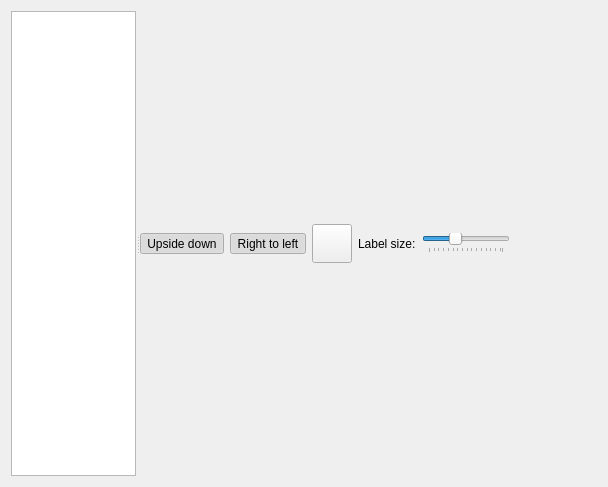
Qt form cct/qtgui/tools/samplepositioncheck/samplepositionchecker.ui (awacha/cct) before a commit.
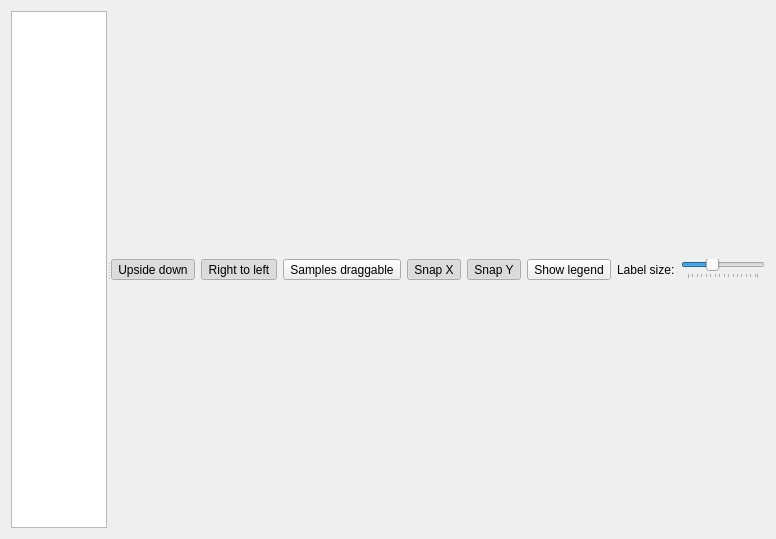
The same form after that commit. Icons and pictures are not drawn.

Commit message: Samples can be moved with the sample position checker UI

The edit to the form file:
```diff
--- a/cct/qtgui/tools/samplepositioncheck/samplepositionchecker.ui
+++ b/cct/qtgui/tools/samplepositioncheck/samplepositionchecker.ui
@@ -6,10 +6,16 @@
    <rect>
     <x>0</x>
     <y>0</y>
-    <width>608</width>
-    <height>487</height>
+    <width>730</width>
+    <height>539</height>
    </rect>
   </property>
+  <property name="sizePolicy">
+   <sizepolicy hsizetype="MinimumExpanding" vsizetype="Preferred">
+    <horstretch>0</horstretch>
+    <verstretch>0</verstretch>
+   </sizepolicy>
+  </property>
   <property name="windowTitle">
    <string>Check sample positions</string>
   </property>
@@ -20,13 +26,19 @@
   <layout class="QVBoxLayout" name="verticalLayout_2">
    <item>
     <widget class="QSplitter" name="splitter">
+     <property name="sizePolicy">
+      <sizepolicy hsizetype="MinimumExpanding" vsizetype="Preferred">
+       <horstretch>0</horstretch>
+       <verstretch>0</verstretch>
+      </sizepolicy>
+     </property>
      <property name="orientation">
       <enum>Qt::Horizontal</enum>
      </property>
      <widget class="QTreeView" name="treeView">
       <property name="sizePolicy">
        <sizepolicy hsizetype="MinimumExpanding" vsizetype="Expanding">
-        <horstretch>0</horstretch>
+        <horstretch>1</horstretch>
         <verstretch>0</verstretch>
        </sizepolicy>
       </property>
@@ -104,6 +116,85 @@
            </property>
           </widget>
          </item>
+         <item>
+          <widget class="QToolButton" name="enableDragSamplesToolButton">
+           <property name="toolTip">
+            <string>Enable changing sample positions by dragging</string>
+           </property>
+           <property name="text">
+            <string>Samples draggable</string>
+           </property>
+           <property name="icon">
+            <iconset resource="../../../resource/icons/icons.qrc">
+             <normaloff>:/icons/lockpositions.svg</normaloff>
+             <normalon>:/icons/unlockpositions.svg</normalon>:/icons/lockpositions.svg</iconset>
+           </property>
+           <property name="iconSize">
+            <size>
+             <width>32</width>
+             <height>32</height>
+            </size>
+           </property>
+           <property name="checkable">
+            <bool>true</bool>
+           </property>
+           <property name="checked">
+            <bool>false</bool>
+           </property>
+          </widget>
+         </item>
+         <item>
+          <widget class="QToolButton" name="snapXToolButton">
+           <property name="toolTip">
+            <string>When moving a sample, snap to the nearest X coordinate</string>
+           </property>
+           <property name="text">
+            <string>Snap X</string>
+           </property>
+           <property name="icon">
+            <iconset resource="../../../resource/icons/icons.qrc">
+             <normaloff>:/icons/snapx.svg</normaloff>:/icons/snapx.svg</iconset>
+           </property>
+           <property name="iconSize">
+            <size>
+             <width>32</width>
+             <height>32</height>
+            </size>
+           </property>
+           <property name="checkable">
+            <bool>true</bool>
+           </property>
+           <property name="checked">
+            <bool>true</bool>
+           </property>
+          </widget>
+         </item>
+         <item>
+          <widget class="QToolButton" name="snapYToolButton">
+           <property name="toolTip">
+            <string>When moving a sample, snap to the nearest Y coordinate</string>
+           </property>
+           <property name="text">
+            <string>Snap Y</string>
+           </property>
+           <property name="icon">
+            <iconset resource="../../../resource/icons/icons.qrc">
+             <normaloff>:/icons/snapy.svg</normaloff>:/icons/snapy.svg</iconset>
+           </property>
+           <property name="iconSize">
+            <size>
+             <width>32</width>
+             <height>32</height>
+            </size>
+           </property>
+           <property name="checkable">
+            <bool>true</bool>
+           </property>
+           <property name="checked">
+            <bool>true</bool>
+           </property>
+          </widget>
+         </item>
          <item>
           <widget class="QToolButton" name="showLabelsToolButton">
            <property name="sizePolicy">
@@ -115,6 +206,9 @@
            <property name="toolTip">
             <string>Show/hide sample names</string>
            </property>
+           <property name="text">
+            <string>Show legend</string>
+           </property>
            <property name="icon">
             <iconset resource="../../../resource/icons/icons.qrc">
              <normaloff>:/icons/legend.svg</normaloff>:/icons/legend.svg</iconset>
```
Left out of the diff: 3 changed lines with no effect on the pictures. The commit also changes 8 other files.
